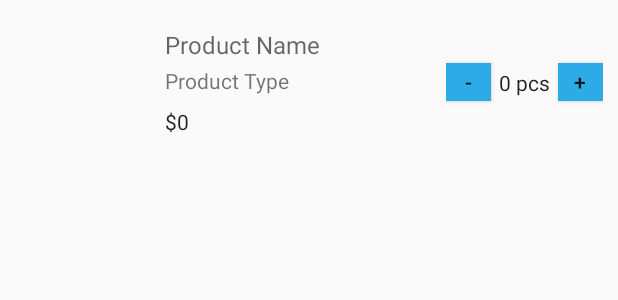
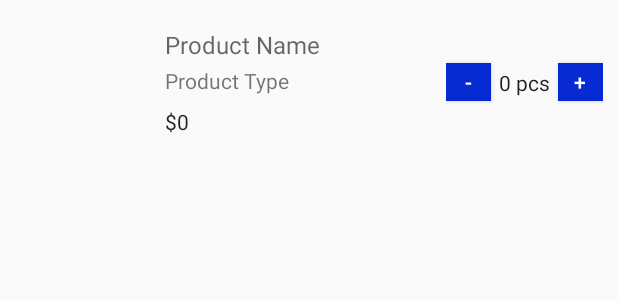
Before and after one commit to jeremyleonardo/EzyCommerce, an Android app: the layout item_row_book_in_cart.xml on its own in the app's theme, with its tools: preview values and no code run, on a phone screen of 412 x 824 dp. Shown: the top 300 px of the screen. Run offline under Robolectric (Android 15) with nearby library versions, the phone set to English and light mode, and no system bars.

Commit message:
add functionality of buttons at cart

```diff
--- a/app/src/main/res/layout/activity_cart.xml
+++ b/app/src/main/res/layout/activity_cart.xml
@@ -127,7 +127,8 @@
                     android:layout_width="wrap_content"
                     android:layout_height="wrap_content"
                     android:layout_weight="1"
-                    android:text="Next"
+                    android:onClick="onConfirmClicked"
+                    android:text="Confirm"
                     android:textAllCaps="false" />
 
                 <Button
@@ -135,6 +136,7 @@
                     android:layout_width="wrap_content"
                     android:layout_height="wrap_content"
                     android:layout_weight="1"
+                    android:onClick="onCancelClicked"
                     android:text="Cancel"
                     android:textAllCaps="false" />
             </LinearLayout>
--- a/app/src/main/res/layout/item_row_book_in_cart.xml
+++ b/app/src/main/res/layout/item_row_book_in_cart.xml
@@ -55,10 +55,11 @@
             android:layout_width="wrap_content"
             android:layout_height="wrap_content"
             android:layout_weight="1"
-            android:background="@color/colorAccent"
+            android:background="@color/colorPrimary"
             android:minWidth="30dip"
             android:minHeight="25dip"
-            android:text="-" />
+            android:text="-"
+            android:textColor="#FFFFFF" />
 
         <TextView
             android:id="@+id/tvCartItemQty"
@@ -75,10 +76,11 @@
             android:layout_width="wrap_content"
             android:layout_height="wrap_content"
             android:layout_weight="1"
-            android:background="@color/colorAccent"
+            android:background="@color/colorPrimary"
             android:minWidth="30dip"
             android:minHeight="25dip"
-            android:text="+" />
+            android:text="+"
+            android:textColor="#FFFFFF" />
     </LinearLayout>
 
 </LinearLayout>
```
Also changed, not shown: app/src/main/java/com/jeremyleonardo/ezycommerce/CartActivity.java (+25 -0 lines), app/src/main/java/com/jeremyleonardo/ezycommerce/CartItemAdapter.java (+9 -2 lines).
